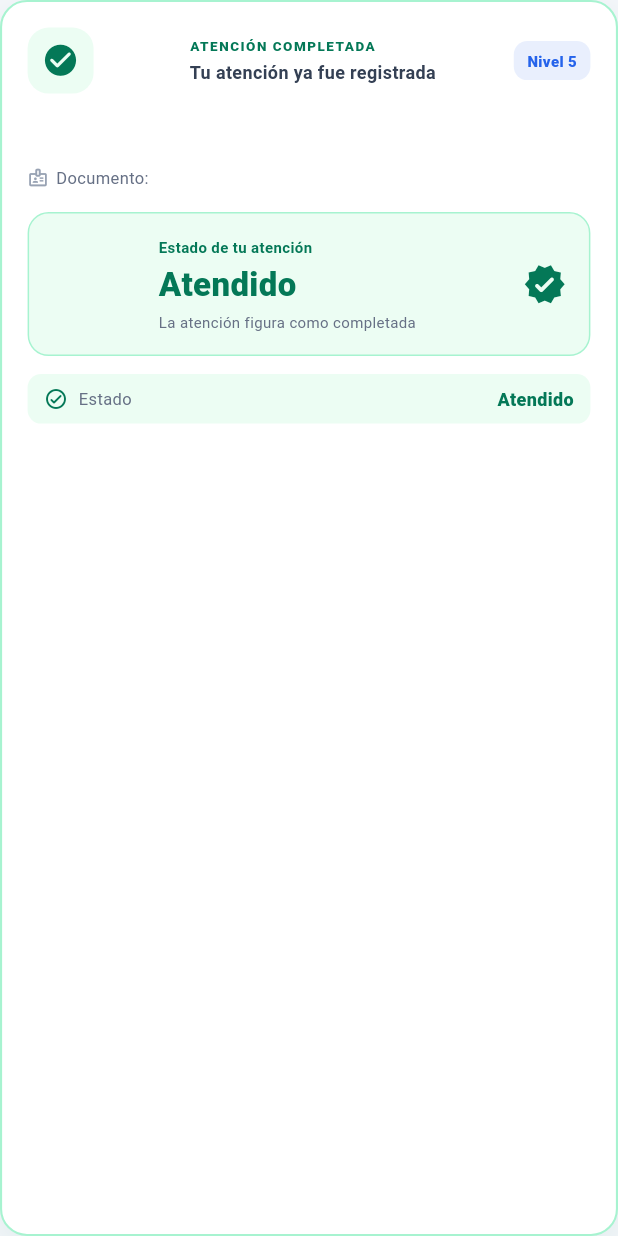
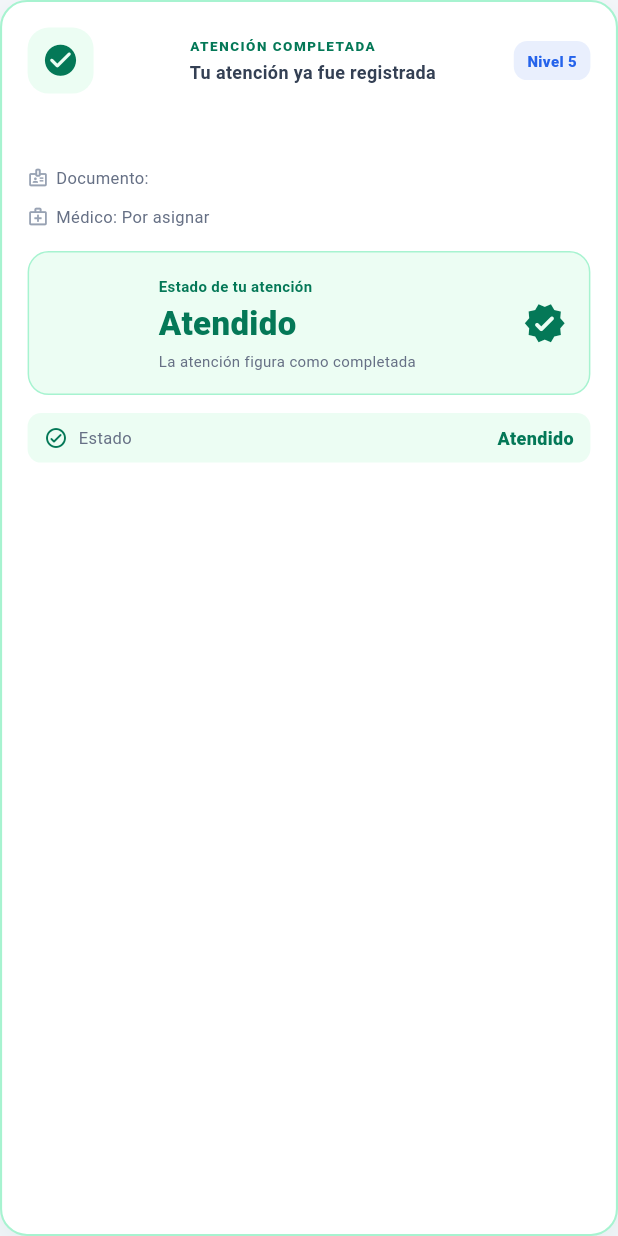
Before and after one commit to DanielMiranda12/triaje-app-ios, a Flutter app: the _PatientTurnCard widget shown alone on an empty page, opened directly with empty values, on a phone screen of 412 x 824 dp. Run offline on Flutter 3.47's test engine with Material 3 defaults, Android fonts, the phone set to English and light mode, and no system bars.

Commit message:
fix: mostrar medico en consulta y flujo de atencion

```diff
--- a/appAndroid/lib/main.dart
+++ b/appAndroid/lib/main.dart
@@ -1360,6 +1360,14 @@ class _PatientTurnCard extends StatelessWidget {
         ? List.filled(document.length, '•').join()
         : '${List.filled(document.length - 4, '•').join()}${document.substring(document.length - 4)}';
 
+    final doctorAssigned = patient['doctor']?.toString().trim() ?? '';
+    final doctorAttended = patient['attendedBy'] is Map
+        ? (patient['attendedBy'] as Map)['name']?.toString() ?? ''
+        : '';
+    final doctorLabel = (patient['careStatus'] == 'Atendido')
+        ? (doctorAttended.isNotEmpty ? doctorAttended : doctorAssigned)
+        : (doctorAssigned.isNotEmpty ? doctorAssigned : 'Por asignar');
+
     return AnimatedContainer(
       duration: const Duration(milliseconds: 420),
       curve: Curves.easeOutCubic,
@@ -1465,6 +1473,13 @@ class _PatientTurnCard extends StatelessWidget {
           const Icon(Icons.badge_outlined, size: 14, color: Color(0xFF98A2B3)),
           const SizedBox(width: 5),
           Text('Documento: $maskedDocument',
+              style: const TextStyle(fontSize: 11, color: Color(0xFF667085))),
+        ]),
+        const SizedBox(height: 10),
+        Row(children: [
+          const Icon(Icons.medical_services_outlined, size: 14, color: Color(0xFF98A2B3)),
+          const SizedBox(width: 5),
+          Text('Médico: $doctorLabel',
               style: const TextStyle(fontSize: 11, color: Color(0xFF667085))),
         ]),
         const SizedBox(height: 15),
```
Also changed, not shown: 1 other file.
